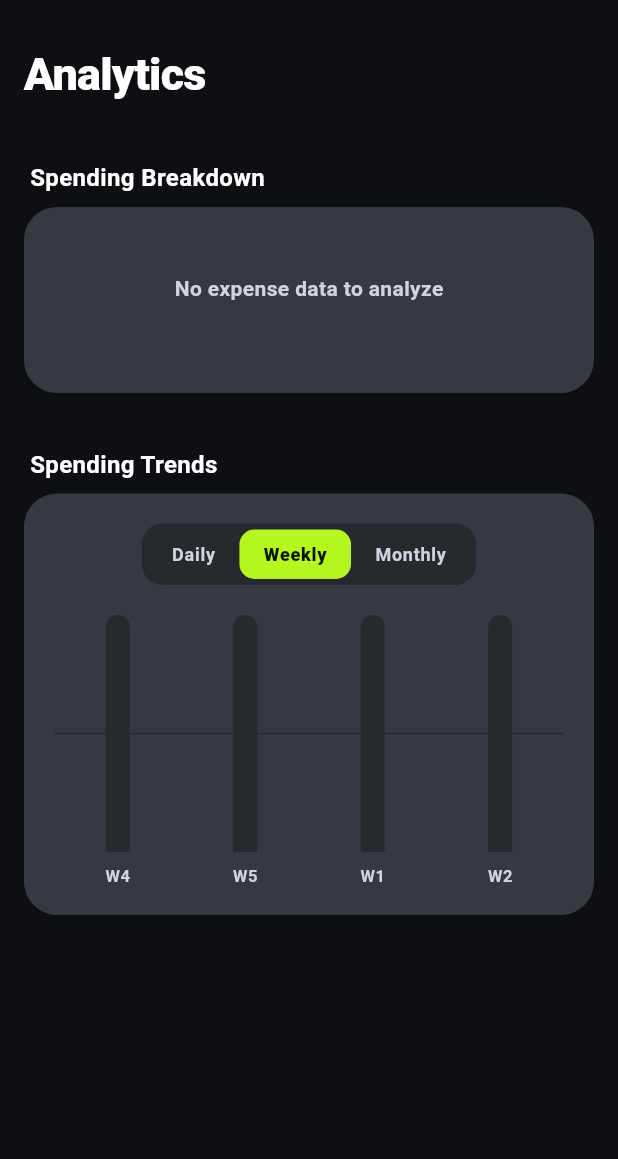
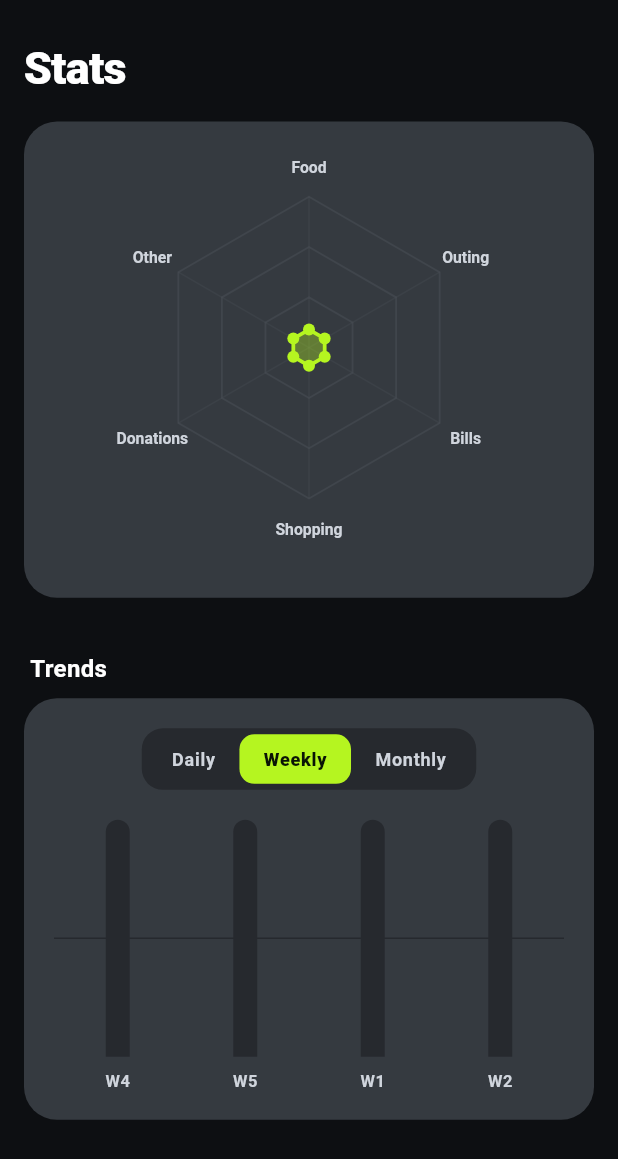
Before and after one commit to Knecrow/Estash, a Flutter app: the AnalyticsScreen screen opened directly, after a tap on "Weekly", on a phone screen of 412 x 824 dp. Shown: the top 1159 px of the screen. Run offline on Flutter 3.47's test engine with Material 3 defaults, Android fonts, the phone set to English and light mode, and no system bars; drawn by our look-alikes of fl_chart; our stand-ins replace flutter_local_notifications, hive, hive_flutter, shared_preferences, timezone; missing offline and left inert: home_widget; accounts and stored records are empty.

Commit message:
Replace donut chart with SpendingRadarChart in Stats and reduce text density across UI

```diff
--- a/lib/features/analytics/analytics_screen.dart
+++ b/lib/features/analytics/analytics_screen.dart
@@ -9,7 +9,7 @@ import '../../providers/settings_provider.dart';
 import '../../shared/widgets/one_ui_card_container.dart';
 import '../../shared/widgets/section_label.dart';
 import 'widgets/chart_legend_row.dart';
-import 'widgets/spending_donut_chart.dart';
+import 'widgets/spending_radar_chart.dart';
 import 'widgets/time_series_bar_chart.dart';
 
 class AnalyticsScreen extends StatelessWidget {
@@ -20,17 +20,17 @@ class AnalyticsScreen extends StatelessWidget {
     final finance = context.watch<FinanceProvider>();
     final settings = context.watch<SettingsProvider>();
 
+    final totals = finance.spendingByCategory;
+
     return Scaffold(
       backgroundColor: AppColors.canvasBackground,
       body: SafeArea(
-        child: SingleChildScrollView(
+        child: ListView(
           padding: const EdgeInsets.all(AppConstants.pagePadding),
-          child: Column(
-            crossAxisAlignment: CrossAxisAlignment.start,
           children: [
-              const SizedBox(height: 12),
+            const SizedBox(height: 8),
             Text(
-                'Analytics',
+              'Stats',
               style: AppTextStyles.displayMedium.copyWith(
                 color: AppColors.textPrimary,
                 fontWeight: FontWeight.w900,
@@ -38,23 +38,23 @@ class AnalyticsScreen extends StatelessWidget {
                 letterSpacing: -0.5,
               ),
             ),
-              const SizedBox(height: 16),
-              const SectionLabel(label: 'Spending Breakdown'),
+            const SizedBox(height: 14),
+
+            // Radar Chart Section
             OneUICardContainer(
               padding: const EdgeInsets.all(20.0),
               child: Column(
                 children: [
-                    SpendingDonutChart(
-                      categoryMap: finance.spendingByCategory,
-                      currencySymbol: settings.currencySymbol,
-                    ),
+                  SpendingRadarChart(categoryTotals: totals),
                   const SizedBox(height: 16),
-                    ChartLegendRow(categoryMap: finance.spendingByCategory),
+                  ChartLegendRow(categoryMap: totals),
                 ],
               ),
             ),
             const SizedBox(height: 16),
-              const SectionLabel(label: 'Spending Trends'),
+
+            // Time-Series Bar Chart Section
+            const SectionLabel(label: 'Trends'),
             OneUICardContainer(
               padding: const EdgeInsets.all(20.0),
               child: TimeSeriesBarChart(
@@ -68,7 +68,6 @@ class AnalyticsScreen extends StatelessWidget {
           ],
         ),
       ),
-      ),
     );
   }
 }
--- /dev/null
+++ b/lib/features/analytics/widgets/spending_radar_chart.dart
@@ -0,0 +1,171 @@
+import 'dart:math' as math;
+import 'package:flutter/material.dart';
+
+import '../../../../core/constants/app_colors.dart';
+import '../../../../data/models/category.dart';
+
+class SpendingRadarChart extends StatelessWidget {
+  final Map<TransactionCategory, double> categoryTotals;
+
+  const SpendingRadarChart({
+    super.key,
+    required this.categoryTotals,
+  });
+
+  @override
+  Widget build(BuildContext context) {
+    final categories = TransactionCategory.values;
+    final maxSpend = categoryTotals.values.isEmpty
+        ? 1.0
+        : categoryTotals.values.reduce(math.max);
+    final safeMax = maxSpend == 0 ? 1.0 : maxSpend;
+
+    return AspectRatio(
+      aspectRatio: 1.3,
+      child: CustomPaint(
+        painter: _RadarChartPainter(
+          categories: categories,
+          categoryTotals: categoryTotals,
+          maxSpend: safeMax,
+        ),
+      ),
+    );
+  }
+}
+
+class _RadarChartPainter extends CustomPainter {
+  final List<TransactionCategory> categories;
+  final Map<TransactionCategory, double> categoryTotals;
+  final double maxSpend;
+
+  _RadarChartPainter({
+    required this.categories,
+    required this.categoryTotals,
+    required this.maxSpend,
+  });
+
+  @override
+  void paint(Canvas canvas, Size size) {
+    final center = Offset(size.width / 2, size.height / 2);
+    final radius = math.min(size.width, size.height) / 2.6;
+    final numSides = categories.length;
+    final angleStep = (2 * math.pi) / numSides;
+
+    // Paint Grid Circles/Polygons
+    final gridPaint = Paint()
+      ..color = AppColors.cardDivider.withValues(alpha: 0.5)
+      ..style = PaintingStyle.stroke
+      ..strokeWidth = 1.2;
+
+    const gridLevels = 3;
+    for (int level = 1; level <= gridLevels; level++) {
+      final levelRadius = radius * (level / gridLevels);
+      final path = Path();
+      for (int i = 0; i < numSides; i++) {
+        final angle = i * angleStep - math.pi / 2;
+        final x = center.dx + levelRadius * math.cos(angle);
+        final y = center.dy + levelRadius * math.sin(angle);
+        if (i == 0) {
+          path.moveTo(x, y);
+        } else {
+          path.lineTo(x, y);
+        }
+      }
+      path.close();
+      canvas.drawPath(path, gridPaint);
+    }
+
+    // Paint Axis Lines
+    final axisPaint = Paint()
+      ..color = AppColors.cardDivider.withValues(alpha: 0.3)
+      ..strokeWidth = 1.0;
+
+    for (int i = 0; i < numSides; i++) {
+      final angle = i * angleStep - math.pi / 2;
+      final x = center.dx + radius * math.cos(angle);
+      final y = center.dy + radius * math.sin(angle);
+      canvas.drawLine(center, Offset(x, y), axisPaint);
+    }
+
+    // Data Polygon
+    final dataPath = Path();
+    final points = <Offset>[];
+
+    for (int i = 0; i < numSides; i++) {
+      final cat = categories[i];
+      final spend = categoryTotals[cat] ?? 0.0;
+      final ratio = (spend / maxSpend).clamp(0.12, 1.0);
+      final pointRadius = radius * ratio;
+
+      final angle = i * angleStep - math.pi / 2;
+      final x = center.dx + pointRadius * math.cos(angle);
+      final y = center.dy + pointRadius * math.sin(angle);
+      final pt = Offset(x, y);
+      points.add(pt);
+
+      if (i == 0) {
+        dataPath.moveTo(pt.dx, pt.dy);
+      } else {
+        dataPath.lineTo(pt.dx, pt.dy);
+      }
+    }
+    dataPath.close();
+
+    // Fill Polygon
+    final fillPaint = Paint()
+      ..color = AppColors.safeAccent.withValues(alpha: 0.35)
+      ..style = PaintingStyle.fill;
+    canvas.drawPath(dataPath, fillPaint);
+
+    // Stroke Polygon
+    final strokePaint = Paint()
+      ..color = AppColors.safeAccent
+      ..style = PaintingStyle.stroke
+      ..strokeWidth = 2.5;
+    canvas.drawPath(dataPath, strokePaint);
+
+    // Draw Data Point Circles
+    final pointPaint = Paint()
+      ..color = AppColors.safeAccent
+      ..style = PaintingStyle.fill;
+
+    for (final pt in points) {
+      canvas.drawCircle(pt, 4.0, pointPaint);
+    }
+
+    // Draw Category Icons & Labels around Radar
+    const textStyle = TextStyle(
+      color: AppColors.textSecondary,
+      fontSize: 10.5,
+      fontWeight: FontWeight.w700,
+    );
+
+    final textPainter = TextPainter(
+      textDirection: TextDirection.ltr,
+    );
+
+    for (int i = 0; i < numSides; i++) {
+      final cat = categories[i];
+      final angle = i * angleStep - math.pi / 2;
+      final labelRadius = radius + 20;
+      final lx = center.dx + labelRadius * math.cos(angle);
+      final ly = center.dy + labelRadius * math.sin(angle);
+
+      textPainter.text = TextSpan(
+        text: cat.label,
+        style: textStyle,
+      );
+      textPainter.layout();
+
+      final tx = lx - (textPainter.width / 2);
+      final ty = ly - (textPainter.height / 2);
+      textPainter.paint(canvas, Offset(tx, ty));
+    }
+  }
+
+  @override
+  bool shouldRepaint(covariant _RadarChartPainter oldDelegate) {
+    return oldDelegate.maxSpend != maxSpend ||
+        oldDelegate.categoryTotals != categoryTotals;
+  }
+}
```
Also changed, not shown: lib/features/dashboard/widgets/daily_cap_progress_card.dart (+29 -32 lines), lib/features/dashboard/widgets/sliver_one_ui_header.dart (+15 -42 lines). Lines whose indentation alone changed are shown as unchanged.
